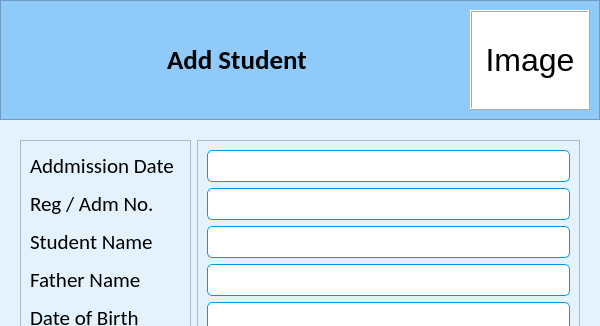
The window that ui/add_student.ui (CodeWithEhtisham/School-Software) describes before a commit, drawn with Qt 5; both pictures show x 0 to 600 and y 0 to 326 of the 600 by 700 pixel window.
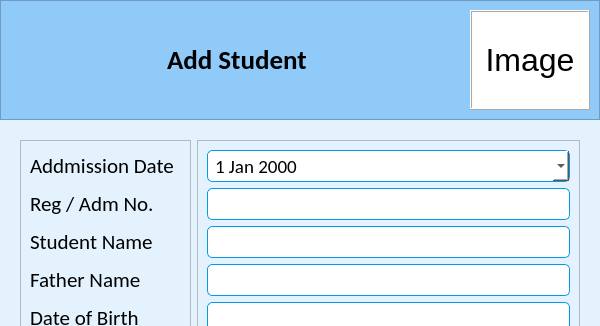
The same window after the commit. Icons and pictures are not drawn.

Commit message: added date in student ui

Patch:
```diff
--- a/ui/add_student.ui
+++ b/ui/add_student.ui
@@ -52,7 +52,7 @@
 	color: #fff;
 }
 
-QLineEdit {
+QLineEdit, QDateEdit {
 	background-color: #fff;
 	border-radius: 5px;
 	border: 1px solid #039be5;
@@ -335,13 +335,16 @@
          </property>
          <layout class="QVBoxLayout" name="verticalLayout">
           <item>
-           <widget class="QLineEdit" name="txt_admission_date">
+           <widget class="QDateEdit" name="txt_admission_date">
             <property name="font">
              <font>
               <family>Calibri</family>
               <pointsize>14</pointsize>
              </font>
             </property>
+            <property name="calendarPopup">
+             <bool>true</bool>
+            </property>
            </widget>
           </item>
           <item>
```
The commit also changes 1 other file.
